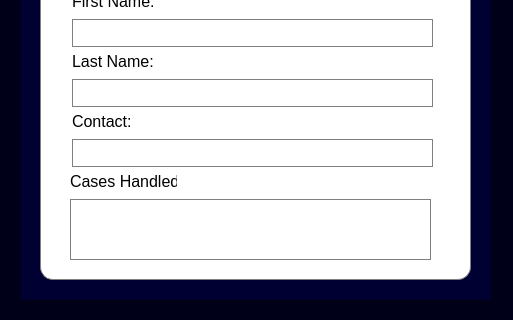
First picture: the form in uifiles/infoofficialui.ui, repository mustafamclngn/CCC151-ComplaSys, before the edit; both pictures show x 0 to 513 and y 221 to 541 of the 513 by 541 pixel window.
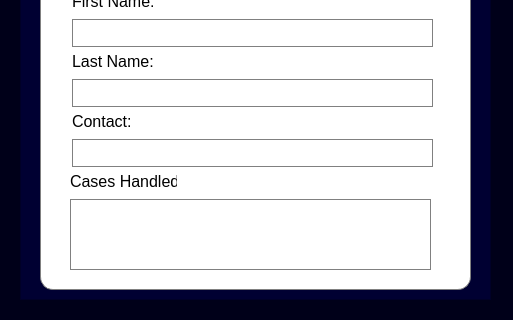
Second picture: the form after the edit. Icons and pictures are not drawn.

```diff
--- a/uifiles/infoofficialui.ui
+++ b/uifiles/infoofficialui.ui
@@ -40,7 +40,7 @@
       <x>20</x>
       <y>60</y>
       <width>431</width>
-      <height>421</height>
+      <height>431</height>
      </rect>
     </property>
     <property name="styleSheet">
@@ -294,26 +294,6 @@
       <string>Position:</string>
      </property>
     </widget>
-    <widget class="QLineEdit" name="addcomplaint_description_input_2">
-     <property name="geometry">
-      <rect>
-       <x>30</x>
-       <y>340</y>
-       <width>361</width>
-       <height>61</height>
-      </rect>
-     </property>
-     <property name="font">
-      <font>
-       <pointsize>12</pointsize>
-      </font>
-     </property>
-     <property name="styleSheet">
-      <string notr="true">background-color: white;
-border: 1px solid grey;
-border-radius: 0px;</string>
-     </property>
-    </widget>
     <widget class="QLabel" name="label_address_3">
      <property name="geometry">
       <rect>
@@ -335,6 +315,28 @@
       <string>Cases Handled:</string>
      </property>
     </widget>
+    <widget class="QTextEdit" name="infoofficial_caseshandled_input">
+     <property name="geometry">
+      <rect>
+       <x>30</x>
+       <y>340</y>
+       <width>361</width>
+       <height>71</height>
+      </rect>
+     </property>
+     <property name="styleSheet">
+      <string notr="true">background-color: white;
+border: 1px solid grey;
+border-radius: 0px;</string>
+     </property>
+     <property name="html">
+      <string>&lt;!DOCTYPE HTML PUBLIC &quot;-//W3C//DTD HTML 4.0//EN&quot; &quot;http://www.w3.org/TR/REC-html40/strict.dtd&quot;&gt;
+&lt;html&gt;&lt;head&gt;&lt;meta name=&quot;qrichtext&quot; content=&quot;1&quot; /&gt;&lt;style type=&quot;text/css&quot;&gt;
+p, li { white-space: pre-wrap; }
+&lt;/style&gt;&lt;/head&gt;&lt;body style=&quot; font-family:'MS Shell Dlg 2'; font-size:8.25pt; font-weight:400; font-style:normal;&quot;&gt;
+&lt;p style=&quot;-qt-paragraph-type:empty; margin-top:0px; margin-bottom:0px; margin-left:0px; margin-right:0px; -qt-block-indent:0; text-indent:0px;&quot;&gt;&lt;br /&gt;&lt;/p&gt;&lt;/body&gt;&lt;/html&gt;</string>
+     </property>
+    </widget>
    </widget>
    <widget class="QPushButton" name="saveOffiBtn">
     <property name="geometry">
```
Left out of the diff: 10 changed lines with no effect on the pictures.
